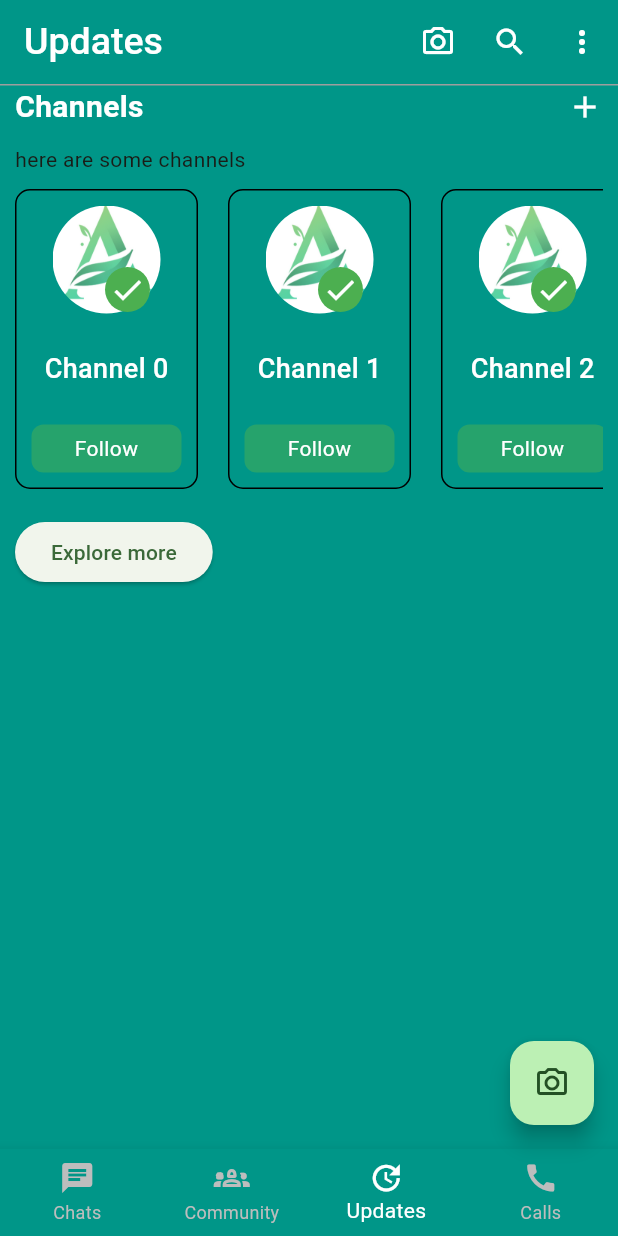
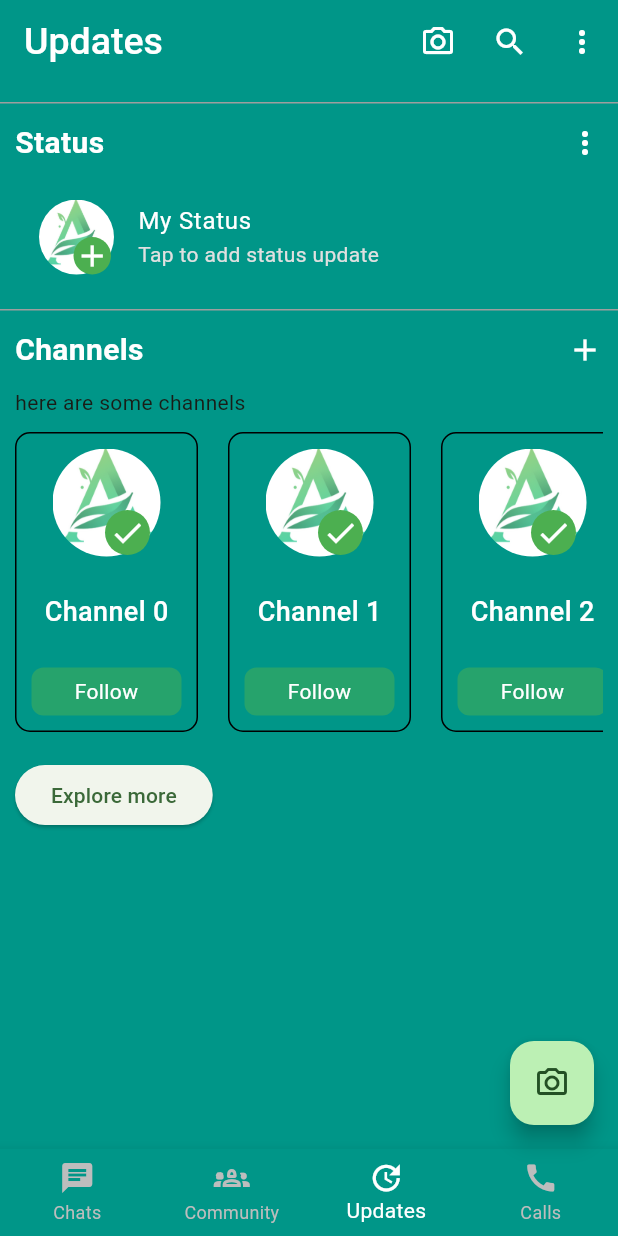
Before and after one commit to ahmad-cod/whatsapp_me, a Flutter app: the screen it shows after launch, item 3 of the bottom bar chosen, on a phone screen of 412 x 824 dp. Run offline on Flutter 3.47's test engine with Material 3 defaults, Android fonts, the phone set to English and light mode, and no system bars.

Commit message:
Implement Status Page

```diff
--- /dev/null
+++ b/lib/components/status.dart
@@ -0,0 +1,59 @@
+import 'package:flutter/cupertino.dart';
+import 'package:flutter/material.dart';
+import 'package:whatsapp_clone/components/title_bar.dart';
+
+class Status extends StatelessWidget {
+  const Status({super.key});
+
+  @override
+  Widget build(BuildContext context) {
+    return Padding(
+      padding: const EdgeInsets.symmetric(horizontal: 10.0),
+      child: Column(
+        children: [
+          const MyTitleBar(title: 'Status', icon: Icons.more_vert),
+          const SizedBox(height: 12,),
+          ListTile(
+            leading: Stack(
+              children: [
+                ClipRRect(
+                  borderRadius: BorderRadius.circular(30),
+                  child: Image.asset(
+                    'lib/images/ahmadDp.png',
+                    width: 50,
+                    height: 50,
+                  ),
+                ),
+                Positioned(
+                    bottom: 0,
+                    right: 2,
+                    child: Container(
+                        width: 25,
+                        height: 25,
+                        decoration: BoxDecoration(
+                          color: Colors.green,
+                          borderRadius: BorderRadius.circular(13),
+                        ),
+                        child: const Icon(
+                          Icons.add,
+                          color: Colors.white,
+                        )))
+              ],
+            ),
+            title: const Text('My Status',
+              style: TextStyle(
+                color: Colors.white,
+              ),
+            ),
+            subtitle: Text('Tap to add status update',
+              style: TextStyle(
+                color: Colors.grey[300],
+              ),
+            ),
+          ),
+          Row()
+        ],
+      ),
+    );
+  }
+}
--- a/lib/screens/updates_screen.dart
+++ b/lib/screens/updates_screen.dart
@@ -1,5 +1,7 @@
 import 'package:flutter/material.dart';
 import 'package:whatsapp_clone/components/channels.dart';
+import 'package:whatsapp_clone/components/my_divider.dart';
+import 'package:whatsapp_clone/components/status.dart';
 
 class UpdatesScreen extends StatelessWidget {
   const UpdatesScreen({super.key});
@@ -10,10 +12,9 @@ class UpdatesScreen extends StatelessWidget {
       backgroundColor: Colors.teal,
       body: Column(
         children: [
-          Divider(
-            color: Colors.grey,
-            height: 1,
-          ),
+          MyDivider(),
+          Status(),
+          MyDivider(),
           Expanded(child: Channels()),
           Row(),
         ]
```
